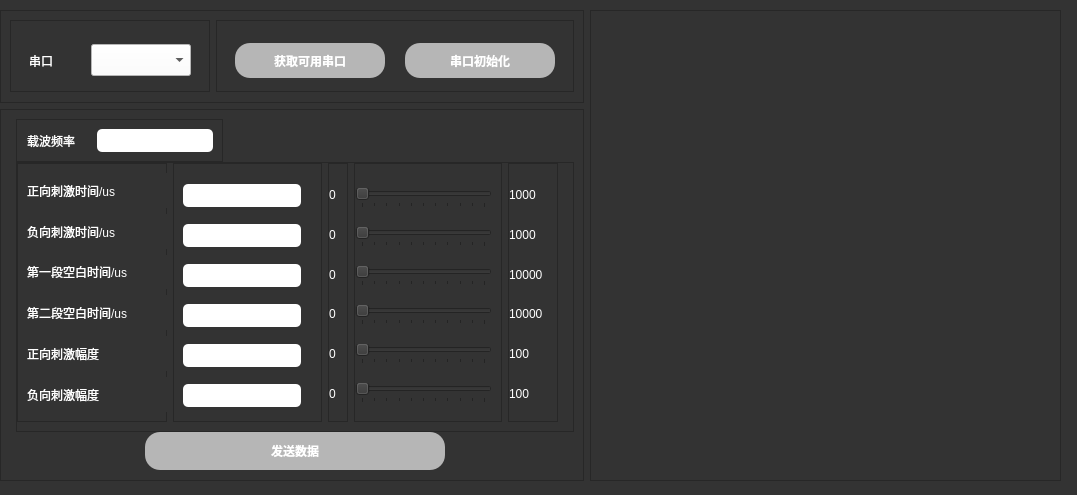
The window that myUI.ui (jiangmizzz/AD_upper_computer) describes before a commit, drawn with Qt 5.
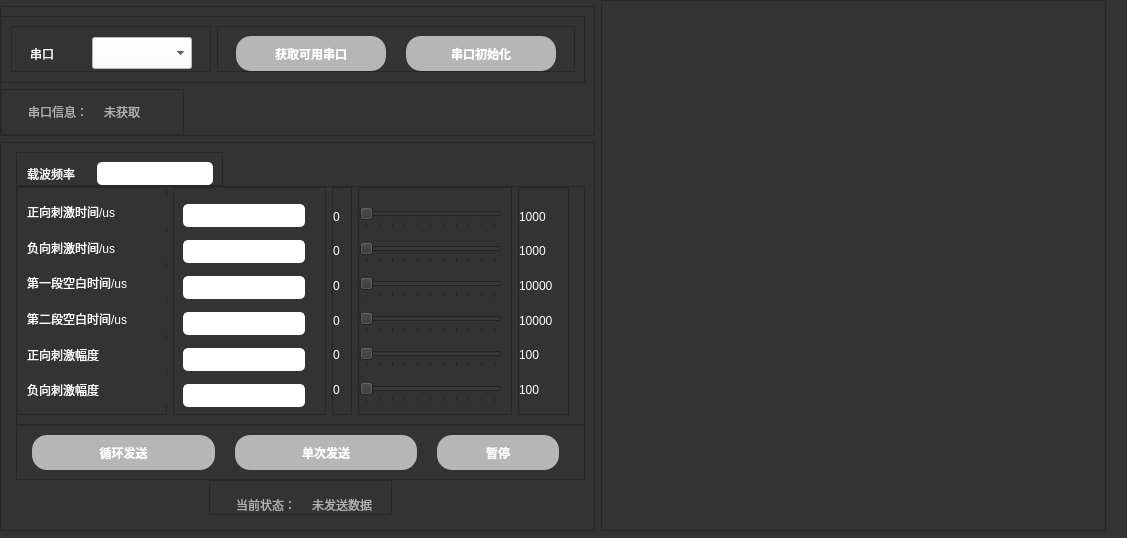
The same window after the commit. Custom widgets are drawn as their Qt base class.

Commit message: fix: 修正了画图部分比例问题，增加状态标签

The edit to the form file:
```diff
--- a/myUI.ui
+++ b/myUI.ui
@@ -6,8 +6,8 @@
    <rect>
     <x>0</x>
     <y>0</y>
-    <width>1077</width>
-    <height>495</height>
+    <width>1127</width>
+    <height>538</height>
    </rect>
   </property>
   <property name="windowTitle">
@@ -23,9 +23,9 @@
    <property name="geometry">
     <rect>
      <x>0</x>
-     <y>10</y>
-     <width>1061</width>
-     <height>471</height>
+     <y>0</y>
+     <width>1121</width>
+     <height>531</height>
     </rect>
    </property>
    <property name="sizePolicy">
@@ -40,11 +40,14 @@
    <property name="autoFillBackground">
     <bool>false</bool>
    </property>
-   <layout class="QGridLayout" name="gridLayout_3" rowstretch="1,4" columnstretch="1,1">
+   <layout class="QGridLayout" name="gridLayout_3" rowstretch="0,1,3" columnstretch="1,1" rowminimumheight="0,0,0" columnminimumwidth="1,1">
     <property name="sizeConstraint">
      <enum>QLayout::SetDefaultConstraint</enum>
     </property>
-    <item row="1" column="0">
+    <property name="rightMargin">
+     <number>15</number>
+    </property>
+    <item row="2" column="0">
      <widget class="QFrame" name="frame_6">
       <property name="frameShape">
        <enum>QFrame::StyledPanel</enum>
@@ -57,58 +60,11 @@
         <number>15</number>
        </property>
        <property name="bottomMargin">
-        <number>10</number>
+        <number>15</number>
        </property>
        <property name="verticalSpacing">
         <number>0</number>
        </property>
-       <item row="2" column="0" alignment="Qt::AlignHCenter">
-        <widget class="QPushButton" name="pushButton_3">
-         <property name="sizePolicy">
-          <sizepolicy hsizetype="Preferred" vsizetype="Preferred">
-           <horstretch>1</horstretch>
-           <verstretch>1</verstretch>
-          </sizepolicy>
-         </property>
-         <property name="minimumSize">
-          <size>
-           <width>300</width>
-           <height>35</height>
-          </size>
-         </property>
-         <property name="maximumSize">
-          <size>
-           <width>16777215</width>
-           <height>16777215</height>
-          </size>
-         </property>
-         <property name="cursor">
-          <cursorShape>PointingHandCursor</cursorShape>
-         </property>
-         <property name="layoutDirection">
-          <enum>Qt::LeftToRight</enum>
-         </property>
-         <property name="autoFillBackground">
-          <bool>false</bool>
-         </property>
-         <property name="styleSheet">
-          <string notr="true">background-color: rgb(182, 182, 182);
-border-radius: 15px;
-color: white;
-font-weight: bold;
-font: 12pt &quot;黑体&quot;;</string>
-         </property>
-         <property name="text">
-          <string>发送数据</string>
-         </property>
-         <property name="autoRepeat">
-          <bool>false</bool>
-         </property>
-         <property name="autoExclusive">
-          <bool>false</bool>
-         </property>
-        </widget>
-       </item>
        <item row="1" column="0">
         <widget class="QFrame" name="frame_3">
          <property name="sizePolicy">
@@ -757,6 +713,168 @@
          </layout>
         </widget>
        </item>
+       <item row="2" column="0">
+        <widget class="QFrame" name="frame_14">
+         <property name="frameShape">
+          <enum>QFrame::StyledPanel</enum>
+         </property>
+         <property name="frameShadow">
+          <enum>QFrame::Raised</enum>
+         </property>
+         <layout class="QHBoxLayout" name="horizontalLayout_6" stretch="3,3,2">
+          <property name="spacing">
+           <number>20</number>
+          </property>
+          <property name="leftMargin">
+           <number>15</number>
+          </property>
+          <property name="rightMargin">
+           <number>25</number>
+          </property>
+          <item>
+           <widget class="QPushButton" name="pushButton_4">
+            <property name="sizePolicy">
+             <sizepolicy hsizetype="Preferred" vsizetype="Preferred">
+              <horstretch>1</horstretch>
+              <verstretch>1</verstretch>
+             </sizepolicy>
+            </property>
+            <property name="minimumSize">
+             <size>
+              <width>0</width>
+              <height>35</height>
+             </size>
+            </property>
+            <property name="maximumSize">
+             <size>
+              <width>16777215</width>
+              <height>16777215</height>
+             </size>
+            </property>
+            <property name="cursor">
+             <cursorShape>PointingHandCursor</cursorShape>
+            </property>
+            <property name="layoutDirection">
+             <enum>Qt::LeftToRight</enum>
+            </property>
+            <property name="autoFillBackground">
+             <bool>false</bool>
+            </property>
+            <property name="styleSheet">
+             <string notr="true">background-color: rgb(182, 182, 182);
+border-radius: 15px;
+color: white;
+font-weight: bold;
+font: 12pt &quot;黑体&quot;;</string>
+            </property>
+            <property name="text">
+             <string>循环发送</string>
+            </property>
+            <property name="autoRepeat">
+             <bool>false</bool>
+            </property>
+            <property name="autoExclusive">
+             <bool>false</bool>
+            </property>
+           </widget>
+          </item>
+          <item>
+           <widget class="QPushButton" name="pushButton_3">
+            <property name="sizePolicy">
+             <sizepolicy hsizetype="Preferred" vsizetype="Preferred">
+              <horstretch>1</horstretch>
+              <verstretch>1</verstretch>
+             </sizepolicy>
+            </property>
+            <property name="minimumSize">
+             <size>
+              <width>0</width>
+              <height>35</height>
+             </size>
+            </property>
+            <property name="maximumSize">
+             <size>
+              <width>16777215</width>
+              <height>16777215</height>
+             </size>
+            </property>
+            <property name="cursor">
+             <cursorShape>PointingHandCursor</cursorShape>
+            </property>
+            <property name="layoutDirection">
+             <enum>Qt::LeftToRight</enum>
+            </property>
+            <property name="autoFillBackground">
+             <bool>false</bool>
+            </property>
+            <property name="styleSheet">
+             <string notr="true">background-color: rgb(182, 182, 182);
+border-radius: 15px;
+color: white;
+font-weight: bold;
+font: 12pt &quot;黑体&quot;;</string>
+            </property>
+            <property name="text">
+             <string>单次发送</string>
+            </property>
+            <property name="autoRepeat">
+             <bool>false</bool>
+            </property>
+            <property name="autoExclusive">
+             <bool>false</bool>
+            </property>
+           </widget>
+          </item>
+          <item>
+           <widget class="QPushButton" name="pushButton_5">
+            <property name="sizePolicy">
+             <sizepolicy hsizetype="Preferred" vsizetype="Preferred">
+              <horstretch>1</horstretch>
+              <verstretch>1</verstretch>
+             </sizepolicy>
+            </property>
+            <property name="minimumSize">
+             <size>
+              <width>0</width>
+              <height>35</height>
+             </size>
+            </property>
+            <property name="maximumSize">
+             <size>
+              <width>16777215</width>
+              <height>16777215</height>
+             </size>
+            </property>
+            <property name="cursor">
+             <cursorShape>PointingHandCursor</cursorShape>
+            </property>
+            <property name="layoutDirection">
+             <enum>Qt::LeftToRight</enum>
+            </property>
+            <property name="autoFillBackground">
+             <bool>false</bool>
+            </property>
+            <property name="styleSheet">
+             <string notr="true">background-color: rgb(182, 182, 182);
+border-radius: 15px;
+color: white;
+font-weight: bold;
+font: 12pt &quot;黑体&quot;;</string>
+            </property>
+            <property name="text">
+             <string>暂停</string>
+            </property>
+            <property name="autoRepeat">
+             <bool>false</bool>
+            </property>
+            <property name="autoExclusive">
+             <bool>false</bool>
+            </property>
+           </widget>
+          </item>
+         </layout>
+        </widget>
+       </item>
        <item row="0" column="0" alignment="Qt::AlignLeft">
         <widget class="QFrame" name="frame_8">
          <property name="sizePolicy">
@@ -790,6 +908,9 @@
           <property name="leftMargin">
            <number>10</number>
           </property>
+          <property name="bottomMargin">
+           <number>0</number>
+          </property>
           <item>
            <widget class="QLabel" name="label_14">
             <property name="minimumSize">
@@ -849,10 +970,118 @@
          </layout>
         </widget>
        </item>
+       <item row="3" column="0" alignment="Qt::AlignHCenter">
+        <widget class="QFrame" name="frame_15">
+         <property name="frameShape">
+          <enum>QFrame::StyledPanel</enum>
+         </property>
+         <property name="frameShadow">
+          <enum>QFrame::Raised</enum>
+         </property>
+         <layout class="QHBoxLayout" name="horizontalLayout_7">
+          <property name="leftMargin">
+           <number>26</number>
+          </property>
+          <property name="topMargin">
+           <number>15</number>
+          </property>
+          <property name="bottomMargin">
+           <number>0</number>
+          </property>
+          <item>
+           <widget class="QLabel" name="label_23">
+            <property name="minimumSize">
+             <size>
+              <width>70</width>
+              <height>0</height>
+             </size>
+            </property>
+            <property name="maximumSize">
+             <size>
+              <width>100</width>
+              <height>16777215</height>
+             </size>
+            </property>
+            <property name="layoutDirection">
+             <enum>Qt::LeftToRight</enum>
+            </property>
+            <property name="styleSheet">
+             <string notr="true">color: rgb(240, 240, 240);
+color: rgb(176, 176, 176);
+font: 10pt &quot;黑体&quot;;
+</string>
+            </property>
+            <property name="text">
+             <string>当前状态：</string>
+            </property>
+            <property name="margin">
+             <number>0</number>
+            </property>
+           </widget>
+          </item>
+          <item>
+           <widget class="QLabel" name="label_24">
+            <property name="minimumSize">
+             <size>
+              <width>70</width>
+              <height>0</height>
+             </size>
+            </property>
+            <property name="maximumSize">
+             <size>
+              <width>16777215</width>
+              <height>16777215</height>
+             </size>
+            </property>
+            <property name="layoutDirection">
+             <enum>Qt::LeftToRight</enum>
+            </property>
+            <property name="styleSheet">
+             <string notr="true">color: rgb(240, 240, 240);
+color: rgb(176, 176, 176);
+font: 10pt &quot;黑体&quot;;
+</string>
+            </property>
+            <property name="text">
+             <string>未发送数据</string>
+            </property>
+            <property name="margin">
+             <number>0</number>
+            </property>
+           </widget>
+          </item>
       </layout>
      </widget>
     </item>
-    <item row="0" column="0">
+      </layout>
+     </widget>
+    </item>
+    <item row="0" column="1" rowspan="3">
+     <widget class="PlotWidget" name="graphicsView">
+      <property name="sizePolicy">
+       <sizepolicy hsizetype="Preferred" vsizetype="Preferred">
+        <horstretch>0</horstretch>
+        <verstretch>0</verstretch>
+       </sizepolicy>
+      </property>
+     </widget>
+    </item>
+    <item row="1" column="0">
+     <widget class="QFrame" name="frame_12">
+      <property name="frameShape">
+       <enum>QFrame::StyledPanel</enum>
+      </property>
+      <property name="frameShadow">
+       <enum>QFrame::Raised</enum>
+      </property>
+      <layout class="QVBoxLayout" name="verticalLayout_5">
+       <property name="leftMargin">
+        <number>0</number>
+       </property>
+       <property name="bottomMargin">
+        <number>0</number>
+       </property>
+       <item>
      <widget class="QFrame" name="frame_10">
       <property name="styleSheet">
        <string notr="true"/>
@@ -1023,17 +1252,96 @@
       </layout>
      </widget>
     </item>
-    <item row="0" column="1" rowspan="2">
-     <widget class="PlotWidget" name="graphicsView">
+       <item alignment="Qt::AlignLeft">
+        <widget class="QFrame" name="frame_13">
+         <property name="frameShape">
+          <enum>QFrame::StyledPanel</enum>
+         </property>
+         <property name="frameShadow">
+          <enum>QFrame::Raised</enum>
+         </property>
+         <layout class="QHBoxLayout" name="horizontalLayout_5">
+          <property name="leftMargin">
+           <number>26</number>
+          </property>
+          <item>
+           <widget class="QLabel" name="label_15">
+            <property name="minimumSize">
+             <size>
+              <width>70</width>
+              <height>0</height>
+             </size>
+            </property>
+            <property name="maximumSize">
+             <size>
+              <width>100</width>
+              <height>16777215</height>
+             </size>
+            </property>
+            <property name="layoutDirection">
+             <enum>Qt::LeftToRight</enum>
+            </property>
+            <property name="styleSheet">
+             <string notr="true">color: rgb(240, 240, 240);
+color: rgb(176, 176, 176);
+font: 10pt &quot;黑体&quot;;
+</string>
+            </property>
+            <property name="text">
+             <string>串口信息：</string>
+            </property>
+            <property name="margin">
+             <number>0</number>
+            </property>
+           </widget>
+          </item>
+          <item>
+           <widget class="QLabel" name="label_22">
       <property name="sizePolicy">
-       <sizepolicy hsizetype="Preferred" vsizetype="Preferred">
+             <sizepolicy hsizetype="Expanding" vsizetype="Preferred">
         <horstretch>0</horstretch>
         <verstretch>0</verstretch>
        </sizepolicy>
       </property>
+            <property name="minimumSize">
+             <size>
+              <width>70</width>
+              <height>0</height>
+             </size>
+            </property>
+            <property name="maximumSize">
+             <size>
+              <width>16777215</width>
+              <height>16777215</height>
+             </size>
+            </property>
+            <property name="layoutDirection">
+             <enum>Qt::LeftToRight</enum>
+            </property>
+            <property name="styleSheet">
+             <string notr="true">color: rgb(240, 240, 240);
+color: rgb(176, 176, 176);
+font: 10pt &quot;黑体&quot;;
+</string>
+            </property>
+            <property name="text">
+             <string>未获取</string>
+            </property>
+            <property name="margin">
+             <number>0</number>
+            </property>
      </widget>
     </item>
    </layout>
+        </widget>
+       </item>
+      </layout>
+     </widget>
+    </item>
+   </layout>
+   <zorder>frame_12</zorder>
+   <zorder>frame_6</zorder>
+   <zorder>graphicsView</zorder>
   </widget>
  </widget>
  <customwidgets>
```
Lines whose indentation alone changed are shown as unchanged. The commit also changes 2 other files.
